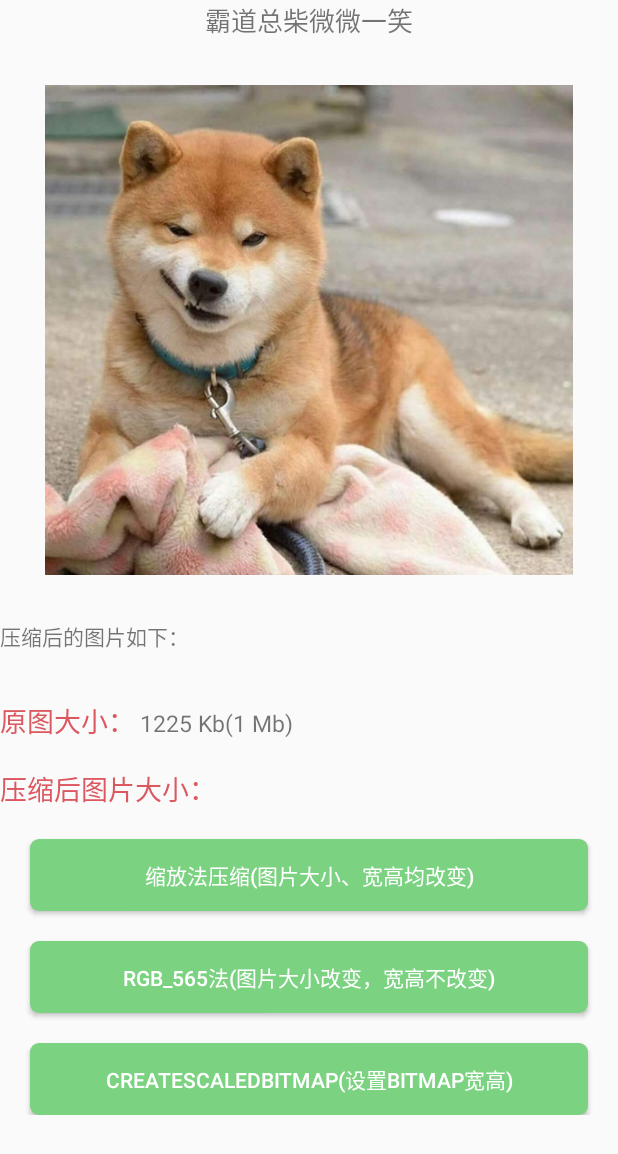
After one commit to PassingMrHao/PersonalUtilTest, an Android app: the BitMapCompressActivity screen opened directly, with no data from a screen before it, on a phone screen of 412 x 824 dp. The commit adds this screen. Shown: the top 1154 px of the screen. Run offline under Robolectric (Android 15) with nearby library versions, the phone set to English and light mode, and no system bars; our stand-ins replace ButterKnife.

Commit message:
2019/08/09:当前项目进度整理

```diff
--- a/app/build.gradle
+++ b/app/build.gradle
@@ -68,4 +68,8 @@ dependencies {
     //仿哔哩哔哩搜索框二：GitHub项目地址： https://github.com/limuyang2/CardSearchView
     implementation 'com.github.limuyang2:CardSearchView:1.1.0.1'
 
+    //EventBus (GitHub项目地址---->：https://github.com/greenrobot/EventBus )
+    implementation 'org.greenrobot:eventbus:3.1.1'
+
+
 }
--- a/app/src/main/AndroidManifest.xml
+++ b/app/src/main/AndroidManifest.xml
@@ -22,7 +22,9 @@
         android:supportsRtl="true"
         android:theme="@style/AppTheme"
         android:usesCleartextTraffic="true">
-        <activity android:name=".myactivity.PickSeatActivity"></activity>
+        <activity android:name=".myactivity.BitMapCompressActivity"></activity>
+        <activity android:name=".myactivity.EventBusExerciseAct2" />
+        <activity android:name=".myactivity.PickSeatActivity" />
         <activity android:name=".myactivity.MySearchBarActivity" />
         <activity android:name=".myactivity.CopyBiliSearchBarAct" />
         <activity android:name=".myactivity.EventBusExerciseAct" />
--- /dev/null
+++ b/app/src/main/java/com/mrhao/personalutiltest/myactivity/BitMapCompressActivity.java
@@ -0,0 +1,88 @@
+package com.mrhao.personalutiltest.myactivity;
+
+import android.graphics.Bitmap;
+import android.graphics.BitmapFactory;
+import android.graphics.Matrix;
+import android.os.Bundle;
+import android.support.v7.app.AppCompatActivity;
+import android.view.View;
+import android.widget.Button;
+import android.widget.ImageView;
+import android.widget.TextView;
+
+import com.mrhao.personalutiltest.R;
+
+import butterknife.BindView;
+import butterknife.ButterKnife;
+
+//图片压缩,Bitmap格式
+public class BitMapCompressActivity extends AppCompatActivity {
+
+    @BindView(R.id.pic_mian)
+    ImageView picMian; //原图片
+    @BindView(R.id.img_compress)
+    ImageView imgCompress; //压缩后的图片
+    @BindView(R.id.pic_size)
+    TextView picSize; //原图片大小
+    @BindView(R.id.compress_size)
+    TextView compressSize; //压缩后图片大小
+
+    Bitmap bit ;
+
+
+    @BindView(R.id.suofang_compress)
+    Button suofangCompress;
+    @BindView(R.id.rgb565_compress)
+    Button rgb565Compress;
+    @BindView(R.id.setSize_compress)
+    Button setSizeCompress;
+
+    @Override
+    protected void onCreate(Bundle savedInstanceState) {
+        super.onCreate(savedInstanceState);
+        setContentView(R.layout.activity_bit_map_compress);
+        ButterKnife.bind(this);
+        setBaseEvent();
+    }
+
+
+    private void setBaseEvent() {
+        //测量bitmap图片大小
+        bit = BitmapFactory.decodeResource(getResources(), R.mipmap.img_compress_test);
+        picSize.setText(bit.getByteCount() / 1024 + " Kb(" + bit.getByteCount() / 1024 / 1024 + " Mb)");
+
+
+        //缩放压缩法
+        suofangCompress.setOnClickListener(new View.OnClickListener() {
+            @Override
+            public void onClick(View v) {
+                Matrix matrix = new Matrix();
+                matrix.setScale(0.3f, 0.3f); //宽高各缩放至原图的1/2
+                Bitmap bm=Bitmap.createBitmap(bit, 0, 0, bit.getWidth(), bit.getHeight(), matrix, true);
+                imgCompress.setImageBitmap(bm);
+                compressSize.setText(bm.getByteCount() / 1024 + " Kb(" + bm.getByteCount() / 1024 / 1024 + " Mb)");
+            }
+        });
+
+
+        //RGB_565法压缩图片
+        rgb565Compress.setOnClickListener(new View.OnClickListener() {
+            @Override
+            public void onClick(View v) {
+
+            }
+        });
+
+        //createScaledBitmap：设置bitmap图片宽高，缺点：如果用户期望的长度和宽度和原图长度宽度相差太多的话，图片会很不清晰。
+        setSizeCompress.setOnClickListener(new View.OnClickListener() {
+            @Override
+            public void onClick(View v) {
+
+            }
+        });
+
+
+    }
+
+
+}
--- a/app/src/main/java/com/mrhao/personalutiltest/myactivity/BottomNavActivity.java
+++ b/app/src/main/java/com/mrhao/personalutiltest/myactivity/BottomNavActivity.java
@@ -81,6 +81,7 @@ public class BottomNavActivity extends AppCompatActivity {
                         break;
                 }
                 return false;
+
             }
         });
 
--- /dev/null
+++ b/app/src/main/res/layout/activity_bit_map_compress.xml
@@ -0,0 +1,142 @@
+<?xml version="1.0" encoding="utf-8"?>
+<LinearLayout xmlns:android="http://schemas.android.com/apk/res/android"
+    xmlns:app="http://schemas.android.com/apk/res-auto"
+    xmlns:tools="http://schemas.android.com/tools"
+    android:layout_width="match_parent"
+    android:layout_height="match_parent"
+    android:orientation="vertical"
+    tools:context=".myactivity.BitMapCompressActivity">
+
+    <TextView
+        android:layout_width="wrap_content"
+        android:layout_height="wrap_content"
+        android:layout_gravity="center"
+        android:text="霸道总柴微微一笑"
+        android:textSize="17sp" />
+
+    <android.support.v4.widget.NestedScrollView
+        android:layout_width="match_parent"
+        android:layout_height="wrap_content"
+        android:scrollbars="none">
+
+        <LinearLayout
+            android:layout_width="match_parent"
+            android:layout_height="wrap_content"
+            android:orientation="vertical">
+
+            <ImageView
+                android:id="@+id/pic_mian"
+                android:layout_width="match_parent"
+                android:layout_height="wrap_content"
+                android:layout_margin="30dp"
+                android:adjustViewBounds="true"
+                android:src="@mipmap/img_compress_test" />
+
+
+            <TextView
+                android:layout_width="wrap_content"
+                android:layout_height="wrap_content"
+                android:text="压缩后的图片如下：" />
+
+            <ImageView
+                android:id="@+id/img_compress"
+                android:layout_width="wrap_content"
+                android:layout_height="wrap_content"
+                android:layout_gravity="center"
+                android:layout_marginTop="6dp"
+                android:layout_marginBottom="18dp"
+                android:adjustViewBounds="true" />
+
+
+            <LinearLayout
+                android:layout_width="match_parent"
+                android:layout_height="wrap_content"
+                android:layout_marginTop="8dp"
+                android:orientation="horizontal">
+
+                <TextView
+                    android:layout_width="wrap_content"
+                    android:layout_height="wrap_content"
+                    android:text="原图大小："
+                    android:textColor="#DB5860"
+                    android:textSize="18sp" />
+
+
+                <TextView
+                    android:id="@+id/pic_size"
+                    android:layout_width="wrap_content"
+                    android:layout_height="wrap_content"
+                    android:layout_marginLeft="3dp"
+                    android:text="254645 Kb"
+                    android:textSize="15sp" />
+
+            </LinearLayout>
+
+
+            <LinearLayout
+                android:layout_width="match_parent"
+                android:layout_height="wrap_content"
+                android:layout_marginTop="18dp"
+                android:orientation="horizontal">
+
+                <TextView
+                    android:layout_width="wrap_content"
+                    android:layout_height="wrap_content"
+                    android:text="压缩后图片大小："
+                    android:textColor="#DB5860"
+                    android:textSize="18sp" />
+
+                <TextView
+                    android:id="@+id/compress_size"
+                    android:layout_width="wrap_content"
+                    android:layout_height="24dp"
+                    android:layout_marginLeft="3dp"
+                    android:textSize="15sp" />
+
+            </LinearLayout>
+
+
+            <Button
+                android:id="@+id/suofang_compress"
+                android:layout_width="match_parent"
+                android:layout_height="wrap_content"
+                android:layout_marginLeft="20dp"
+                android:layout_marginTop="20dp"
+                android:layout_marginRight="20dp"
+                android:background="@drawable/btn_greenback"
+                android:text="缩放法压缩(图片大小、宽高均改变)"
+                android:textColor="#fff"
+                android:textSize="14dp" />
+
+            <Button
+                android:id="@+id/rgb565_compress"
+                android:layout_width="match_parent"
+                android:layout_height="wrap_content"
+                android:layout_marginLeft="20dp"
+                android:layout_marginTop="20dp"
+                android:layout_marginRight="20dp"
+                android:background="@drawable/btn_greenback"
+                android:text="RGB_565法(图片大小改变，宽高不改变)"
+                android:textColor="#fff"
+                android:textSize="14dp" />
+
+
+            <Button
+                android:id="@+id/setSize_compress"
+                android:layout_width="match_parent"
+                android:layout_height="wrap_content"
+                android:layout_marginLeft="20dp"
+                android:layout_marginTop="20dp"
+                android:layout_marginRight="20dp"
+                android:background="@drawable/btn_greenback"
+                android:text="createScaledBitmap(设置bitMap宽高)"
+                android:textColor="#fff"
+                android:textSize="14dp" />
+
+
+
+
+        </LinearLayout>
+
+    </android.support.v4.widget.NestedScrollView>
+</LinearLayout>
--- a/app/src/main/res/layout/activity_main.xml
+++ b/app/src/main/res/layout/activity_main.xml
@@ -213,6 +213,8 @@
 
 
                 <Button
+                    android:text="图片压缩(bitmap)"
+                    android:id="@+id/btn_bitmap_compress"
                     android:layout_width="match_parent"
                     android:layout_height="wrap_content"
                     android:layout_marginTop="28dp"
```
Also changed, not shown: app/src/main/java/com/mrhao/personalutiltest/MainActivity.java (+10 -2 lines), app/src/main/java/com/mrhao/personalutiltest/myactivity/EventBusExerciseAct.java (+48 -0 lines), app/src/main/java/com/mrhao/personalutiltest/myactivity/EventBusExerciseAct2.java (added, +58 -0 lines), app/src/main/java/com/mrhao/personalutiltest/myclass/BaseActivity.java (+24 -0 lines), app/src/main/java/com/mrhao/personalutiltest/widget/MessageEvent.java (added, +20 -0 lines), app/src/main/res/layout/activity_event_bus_exercise.xml (+27 -0 lines), app/src/main/res/layout/activity_event_bus_exercise_act2.xml (added, +24 -0 lines), app/src/main/res/mipmap-xxhdpi/img_compress_test.jpg (added).
